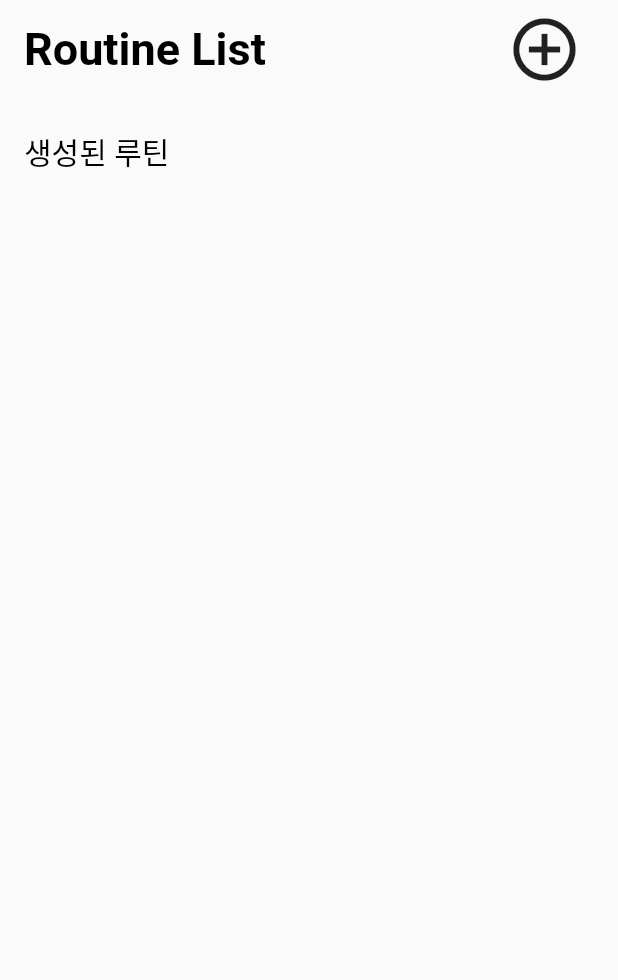
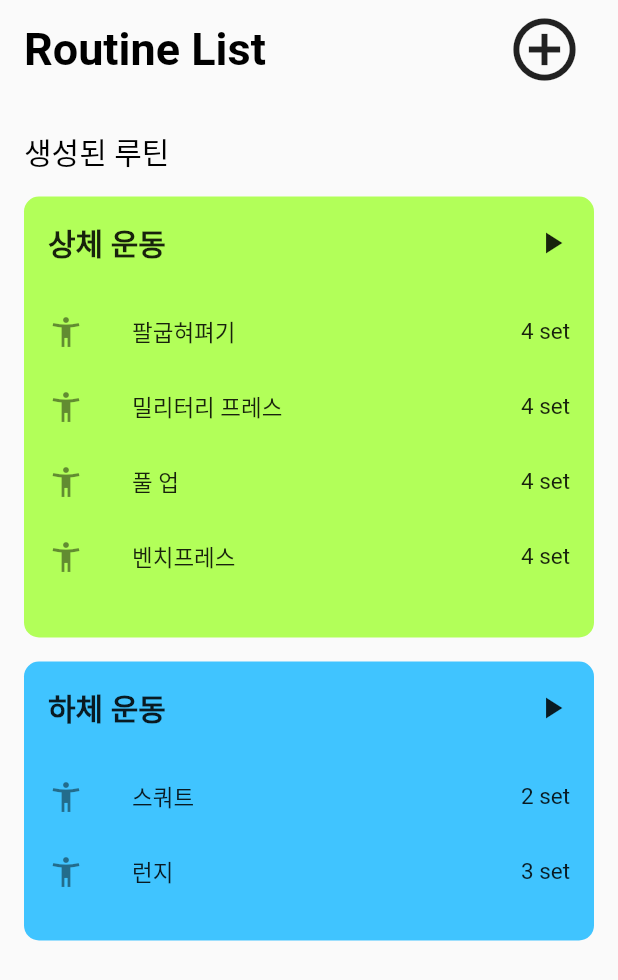
Before and after one commit to hr-stufeed/roufit, a Flutter app: the screen it shows after launch, on a phone screen of 412 x 824 dp. Shown: the top 980 px of the screen. Run offline on Flutter 3.47's test engine with Material 2 defaults, Android fonts, the phone set to English and light mode, and no system bars.

Commit message:
Add routine, workout widget

```diff
--- a/lib/data/constants.dart
+++ b/lib/data/constants.dart
@@ -1,3 +1,11 @@
 import 'package:flutter/material.dart';
 
 const kPageHorizontalPadding = EdgeInsets.symmetric(horizontal: 16.0);
+const kRoutineTitleStyle = TextStyle(
+  fontSize: 20.0,
+  fontWeight: FontWeight.bold,
+);
+const kRoutineWorkoutStyle = TextStyle(
+  fontSize: 15.0,
+  fontWeight: FontWeight.normal,
+);
--- a/lib/main.dart
+++ b/lib/main.dart
@@ -1,5 +1,4 @@
 import 'package:flutter/material.dart';
-import 'data/constants.dart';
 import 'scenes/routine_page.dart';
 
 void main() {
--- a/lib/scenes/routine_page.dart
+++ b/lib/scenes/routine_page.dart
@@ -1,7 +1,19 @@
 import 'package:flutter/material.dart';
 import 'package:hr_app/data/constants.dart';
+import 'package:hr_app/widgets/routine.dart';
+import 'package:hr_app/widgets/workout.dart';
 
 class RoutinePage extends StatelessWidget {
+  final List<Workout> workoutList = [
+    Workout(name: '팔굽혀펴기', setNumber: 4),
+    Workout(name: '밀리터리 프레스', setNumber: 4),
+    Workout(name: '풀 업', setNumber: 4),
+    Workout(name: '벤치프레스', setNumber: 4),
+  ];
+  final List<Workout> workoutList1 = [
+    Workout(name: '스쿼트', setNumber: 2),
+    Workout(name: '런지', setNumber: 3),
+  ];
   @override
   Widget build(BuildContext context) {
     return MaterialApp(
@@ -41,6 +53,20 @@ class RoutinePage extends StatelessWidget {
                     color: Colors.black,
                   ),
                 ),
+                SizedBox(
+                  height: 15,
+                ),
+                Routine(
+                  name: '상체 운동',
+                  workoutList: workoutList,
+                  color: Colors.lightGreenAccent,
+                ),
+                SizedBox(height: 16.0),
+                Routine(
+                  name: '하체 운동',
+                  workoutList: workoutList1,
+                  color: Colors.lightBlueAccent,
+                ),
               ],
             ),
           ),
--- /dev/null
+++ b/lib/widgets/routine.dart
@@ -0,0 +1,52 @@
+import 'package:flutter/material.dart';
+import 'package:hr_app/data/constants.dart';
+import 'package:hr_app/widgets/workout.dart';
+
+class Routine extends StatelessWidget {
+  final String name;
+  final List<Workout> workoutList;
+  final Color color;
+  Routine({this.name, this.workoutList, this.color = Colors.white70});
+
+  @override
+  Widget build(BuildContext context) {
+    return Container(
+      padding: EdgeInsets.all(16.0),
+      decoration: BoxDecoration(
+        color: color,
+        borderRadius: BorderRadius.all(
+          Radius.circular(10.0),
+        ),
+      ),
+      child: Column(
+        crossAxisAlignment: CrossAxisAlignment.start,
+        children: [
+          Row(
+            mainAxisAlignment: MainAxisAlignment.spaceBetween,
+            children: [
+              Text(
+                name,
+                style: kRoutineTitleStyle,
+              ),
+              Icon(
+                Icons.play_arrow,
+              ),
+            ],
+          ),
+          SizedBox(height: 16.0),
+          Container(
+            height: workoutList.length * 54.0,
+            child: ListView.builder(
+              physics: NeverScrollableScrollPhysics(),
+              itemBuilder: (context, index) {
+                return workoutList[index];
+              },
+              itemCount: workoutList.length,
+              itemExtent: 50.0,
+            ),
+          ),
+        ],
+      ),
+    );
+  }
+}
--- /dev/null
+++ b/lib/widgets/workout.dart
@@ -0,0 +1,25 @@
+import 'package:flutter/material.dart';
+import 'package:hr_app/data/constants.dart';
+
+class Workout extends StatelessWidget {
+  final String name;
+  final int setNumber;
+
+  Workout({this.name, this.setNumber = 0});
+
+  @override
+  Widget build(BuildContext context) {
+    return ListTile(
+      contentPadding: EdgeInsets.symmetric(vertical: 0),
+      leading: Icon(Icons.accessibility_new),
+      title: Text(
+        name,
+        style: kRoutineWorkoutStyle,
+      ),
+      trailing: Text(
+        '${setNumber} set',
+        style: kRoutineWorkoutStyle,
+      ),
+    );
+  }
+}
```
